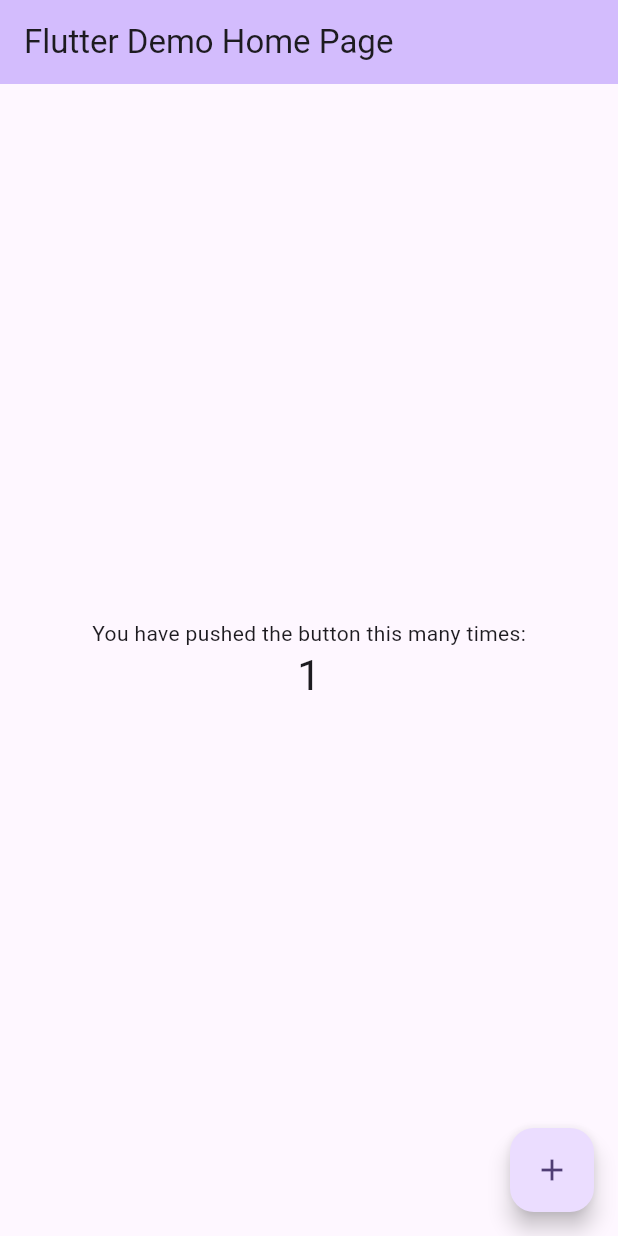
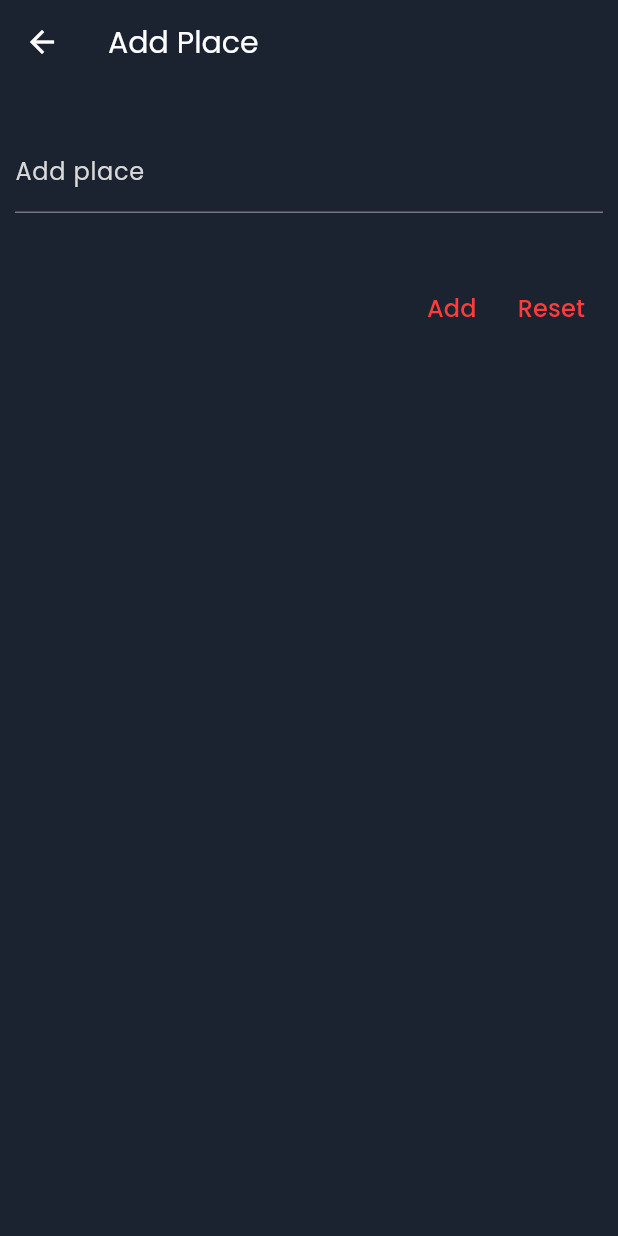
Before and after one commit to akila514/Favorite-Places-App, a Flutter app: the screen it shows after launch, after a tap on the "add" icon, on a phone screen of 412 x 824 dp. Run offline on Flutter 3.47's test engine with Material 2 defaults, Android fonts, the phone set to English and light mode, and no system bars; our stand-ins replace flutter_riverpod, google_fonts.

Commit message:
added navigation to desc screen

```diff
--- /dev/null
+++ b/favourite_places/lib/constants/colors.dart
@@ -0,0 +1,7 @@
+import 'package:flutter/material.dart';
+
+const Color cardColor = Color(0XFF252E41);
+const Color backgroundColor = Color(0XFF1B2230);
+const Color buttonColor = Color(0XFFFF3C3C);
+const Color primaryTextColor = Colors.white;
+const Color secondaryTextColor = Color(0XFFD9D9D9);
--- /dev/null
+++ b/favourite_places/lib/constants/text_styles.dart
@@ -0,0 +1,13 @@
+import 'package:favourite_places/constants/colors.dart';
+import 'package:flutter/material.dart';
+
+const TextStyle largeTextStyle =
+    TextStyle(color: primaryTextColor, fontSize: 24);
+
+const TextStyle normalTextStyle =
+    TextStyle(color: primaryTextColor, fontSize: 20);
+
+const TextStyle smallTextStyle =
+    TextStyle(color: secondaryTextColor, fontSize: 16);
+
+const TextStyle buttonTextStyle = TextStyle(color: buttonColor, fontSize: 16);
--- a/favourite_places/lib/main.dart
+++ b/favourite_places/lib/main.dart
@@ -1,125 +1,23 @@
 import 'package:flutter/material.dart';
+import 'package:flutter_riverpod/flutter_riverpod.dart';
+import 'package:google_fonts/google_fonts.dart';
+
+import 'package:favourite_places/screens/places.dart';
 
 void main() {
-  runApp(const MyApp());
+  runApp(const ProviderScope(child: App()));
 }
 
-class MyApp extends StatelessWidget {
-  const MyApp({super.key});
+class App extends StatelessWidget {
+  const App({super.key});
 
-  // This widget is the root of your application.
   @override
   Widget build(BuildContext context) {
     return MaterialApp(
-      title: 'Flutter Demo',
-      theme: ThemeData(
-        // This is the theme of your application.
-        //
-        // TRY THIS: Try running your application with "flutter run". You'll see
-        // the application has a blue toolbar. Then, without quitting the app,
-        // try changing the seedColor in the colorScheme below to Colors.green
-        // and then invoke "hot reload" (save your changes or press the "hot
-        // reload" button in a Flutter-supported IDE, or press "r" if you used
-        // the command line to start the app).
-        //
-        // Notice that the counter didn't reset back to zero; the application
-        // state is not lost during the reload. To reset the state, use hot
-        // restart instead.
-        //
-        // This works for code too, not just values: Most code changes can be
-        // tested with just a hot reload.
-        colorScheme: ColorScheme.fromSeed(seedColor: Colors.deepPurple),
-        useMaterial3: true,
+      theme: ThemeData(useMaterial3: true).copyWith(
+        textTheme: GoogleFonts.poppinsTextTheme(),
       ),
-      home: const MyHomePage(title: 'Flutter Demo Home Page'),
+      home: const Places(),
     );
   }
 }
-
-class MyHomePage extends StatefulWidget {
-  const MyHomePage({super.key, required this.title});
-
-  // This widget is the home page of your application. It is stateful, meaning
-  // that it has a State object (defined below) that contains fields that affect
-  // how it looks.
-
-  // This class is the configuration for the state. It holds the values (in this
-  // case the title) provided by the parent (in this case the App widget) and
-  // used by the build method of the State. Fields in a Widget subclass are
-  // always marked "final".
-
-  final String title;
-
-  @override
-  State<MyHomePage> createState() => _MyHomePageState();
-}
-
-class _MyHomePageState extends State<MyHomePage> {
-  int _counter = 0;
-
-  void _incrementCounter() {
-    setState(() {
-      // This call to setState tells the Flutter framework that something has
-      // changed in this State, which causes it to rerun the build method below
-      // so that the display can reflect the updated values. If we changed
-      // _counter without calling setState(), then the build method would not be
-      // called again, and so nothing would appear to happen.
-      _counter++;
-    });
-  }
-
-  @override
-  Widget build(BuildContext context) {
-    // This method is rerun every time setState is called, for instance as done
-    // by the _incrementCounter method above.
-    //
-    // The Flutter framework has been optimized to make rerunning build methods
-    // fast, so that you can just rebuild anything that needs updating rather
-    // than having to individually change instances of widgets.
-    return Scaffold(
-      appBar: AppBar(
-        // TRY THIS: Try changing the color here to a specific color (to
-        // Colors.amber, perhaps?) and trigger a hot reload to see the AppBar
-        // change color while the other colors stay the same.
-        backgroundColor: Theme.of(context).colorScheme.inversePrimary,
-        // Here we take the value from the MyHomePage object that was created by
-        // the App.build method, and use it to set our appbar title.
-        title: Text(widget.title),
-      ),
-      body: Center(
-        // Center is a layout widget. It takes a single child and positions it
-        // in the middle of the parent.
-        child: Column(
-          // Column is also a layout widget. It takes a list of children and
-          // arranges them vertically. By default, it sizes itself to fit its
-          // children horizontally, and tries to be as tall as its parent.
-          //
-          // Column has various properties to control how it sizes itself and
-          // how it positions its children. Here we use mainAxisAlignment to
-          // center the children vertically; the main axis here is the vertical
-          // axis because Columns are vertical (the cross axis would be
-          // horizontal).
-          //
-          // TRY THIS: Invoke "debug painting" (choose the "Toggle Debug Paint"
-          // action in the IDE, or press "p" in the console), to see the
-          // wireframe for each widget.
-          mainAxisAlignment: MainAxisAlignment.center,
-          children: <Widget>[
-            const Text(
-              'You have pushed the button this many times:',
-            ),
-            Text(
-              '$_counter',
-              style: Theme.of(context).textTheme.headlineMedium,
-            ),
-          ],
-        ),
-      ),
-      floatingActionButton: FloatingActionButton(
-        onPressed: _incrementCounter,
-        tooltip: 'Increment',
-        child: const Icon(Icons.add),
-      ), // This trailing comma makes auto-formatting nicer for build methods.
-    );
-  }
-}
--- /dev/null
+++ b/favourite_places/lib/models/favourite_pace.dart
@@ -0,0 +1,8 @@
+import 'package:uuid/uuid.dart';
+
+class FavouritePlace {
+  final String id;
+  final String name;
+
+  FavouritePlace({required this.name}) : id = const Uuid().v4();
+}
--- /dev/null
+++ b/favourite_places/lib/provider/favouritepaces_list_provider.dart
@@ -0,0 +1,19 @@
+import 'package:favourite_places/models/favourite_pace.dart';
+import 'package:flutter_riverpod/flutter_riverpod.dart';
+
+class FavouritePlacesNotifier extends StateNotifier<List<FavouritePlace>> {
+  FavouritePlacesNotifier() : super([]);
+
+  void addFavoutitePlace(FavouritePlace place) {
+    state = [...state, place];
+  }
+
+  void deleteFromFavoutitePlace(FavouritePlace place) {
+    state = state.where((p) => place.id != p.id).toList();
+  }
+}
+
+final favouritePlacesListProvider =
+    StateNotifierProvider<FavouritePlacesNotifier, List<FavouritePlace>>(
+  (ref) => FavouritePlacesNotifier(),
+);
--- /dev/null
+++ b/favourite_places/lib/screens/add_new_place.dart
@@ -0,0 +1,88 @@
+import 'package:favourite_places/constants/colors.dart';
+import 'package:favourite_places/constants/text_styles.dart';
+import 'package:favourite_places/models/favourite_pace.dart';
+import 'package:favourite_places/provider/favouritepaces_list_provider.dart';
+import 'package:flutter/material.dart';
+import 'package:flutter_riverpod/flutter_riverpod.dart';
+
+class AddNewPlace extends ConsumerStatefulWidget {
+  const AddNewPlace({super.key});
+
+  @override
+  ConsumerState<ConsumerStatefulWidget> createState() {
+    return _AddNewPlaceState();
+  }
+}
+
+class _AddNewPlaceState extends ConsumerState<AddNewPlace> {
+  var _enteredPlace = '';
+
+  void _savePlace() {
+    ref.watch(favouritePlacesListProvider.notifier).addFavoutitePlace(
+          FavouritePlace(name: _enteredPlace),
+        );
+
+    Navigator.of(context).pop();
+  }
+
+  @override
+  Widget build(BuildContext context) {
+    return Scaffold(
+      backgroundColor: backgroundColor,
+      appBar: AppBar(
+          foregroundColor: primaryTextColor,
+          title: const Text(
+            'Add Place',
+            style: normalTextStyle,
+          ),
+          backgroundColor: backgroundColor),
+      body: Padding(
+        padding: const EdgeInsets.symmetric(horizontal: 10, vertical: 30),
+        child: Column(
+          children: [
+            Form(
+              child: TextFormField(
+                style: const TextStyle(color: primaryTextColor),
+                onChanged: (value) {
+                  setState(() {
+                    _enteredPlace = value;
+                  });
+                },
+                decoration: const InputDecoration(
+                  label: Text(
+                    'Add place',
+                    style: smallTextStyle,
+                  ),
+                ),
+              ),
+            ),
+            const SizedBox(
+              height: 40,
+            ),
+            Row(
+              mainAxisAlignment: MainAxisAlignment.end,
+              children: [
+                TextButton(
+                  onPressed: () {
+                    _savePlace();
+                  },
+                  child: const Text(
+                    'Add',
+                    style: buttonTextStyle,
+                  ),
+                ),
+                TextButton(
+                  onPressed: () {},
+                  child: const Text(
+                    'Reset',
+                    style: buttonTextStyle,
+                  ),
+                )
+              ],
+            )
+          ],
+        ),
+      ),
+    );
+  }
+}
--- /dev/null
+++ b/favourite_places/lib/screens/place_screen.dart
@@ -0,0 +1,21 @@
+import 'package:favourite_places/constants/colors.dart';
+import 'package:favourite_places/models/favourite_pace.dart';
+import 'package:flutter/material.dart';
+
+class PlaceScreen extends StatelessWidget {
+  const PlaceScreen({super.key, required this.place});
+
+  final FavouritePlace place;
+
+  @override
+  Widget build(BuildContext context) {
+    return Scaffold(
+      backgroundColor: backgroundColor,
+      appBar: AppBar(
+        foregroundColor: primaryTextColor,
+        backgroundColor: backgroundColor,
+        title: Text(place.name),
+      ),
+    );
+  }
+}
--- /dev/null
+++ b/favourite_places/lib/screens/places.dart
@@ -0,0 +1,82 @@
+import 'package:favourite_places/constants/colors.dart';
+import 'package:favourite_places/constants/text_styles.dart';
+import 'package:favourite_places/models/favourite_pace.dart';
+import 'package:favourite_places/screens/add_new_place.dart';
+import 'package:favourite_places/screens/place_screen.dart';
+import 'package:favourite_places/widgets/places_list.dart';
+import 'package:flutter/material.dart';
+import 'package:flutter_riverpod/flutter_riverpod.dart';
+
+import '../provider/favouritepaces_list_provider.dart';
+
+class Places extends ConsumerStatefulWidget {
+  const Places({super.key});
+
+  @override
+  ConsumerState<ConsumerStatefulWidget> createState() {
+    return _PlacesState();
+  }
+}
+
+class _PlacesState extends ConsumerState<Places> {
+  void _navigateToAddNewPlace() {
+    Navigator.push(
+      context,
+      MaterialPageRoute(
+        builder: (context) => const AddNewPlace(),
+      ),
+    );
+  }
+
+  void _navigeteToPlaceScreen(FavouritePlace place) {
+    Navigator.push(
+      context,
+      MaterialPageRoute(
+        builder: (context) => PlaceScreen(place: place),
+      ),
+    );
+  }
+
+  void _deleteFromFavouritePlaces(FavouritePlace place) {
+    ref
+        .watch(favouritePlacesListProvider.notifier)
+        .deleteFromFavoutitePlace(place);
+  }
+
+  @override
+  Widget build(BuildContext context) {
+    List<FavouritePlace> favouritePlacesList =
+        ref.watch(favouritePlacesListProvider);
+
+    return Scaffold(
+      backgroundColor: backgroundColor,
+      appBar: AppBar(
+        backgroundColor: backgroundColor,
+        title: const Text(
+          'Your Places',
+          style: normalTextStyle,
+        ),
+        actions: [
+          IconButton(
+              onPressed: () {
+                _navigateToAddNewPlace();
+              },
+              icon: const Icon(
+                Icons.add,
+                color: primaryTextColor,
+                size: 30,
+              ))
+        ],
+      ),
+      body: Column(
+        children: [
+          Expanded(
+              child: PlacesList(
+                  favouritePlacesList: favouritePlacesList,
+                  onDelete: _deleteFromFavouritePlaces,
+                  onNavigateToDescription: _navigeteToPlaceScreen))
+        ],
+      ),
+    );
+  }
+}
--- a/favourite_places/pubspec.yaml
+++ b/favourite_places/pubspec.yaml
@@ -35,6 +35,9 @@ dependencies:
   # The following adds the Cupertino Icons font to your application.
   # Use with the CupertinoIcons class for iOS style icons.
   cupertino_icons: ^1.0.2
+  google_fonts: ^5.1.0
+  flutter_riverpod: ^2.3.6
+  uuid: ^3.0.7
 
 dev_dependencies:
   flutter_test:
```
Also changed, not shown: favourite_places/lib/widgets/places_list.dart (added, +54 -0 lines), favourite_places/pubspec.lock, 2 other files.
